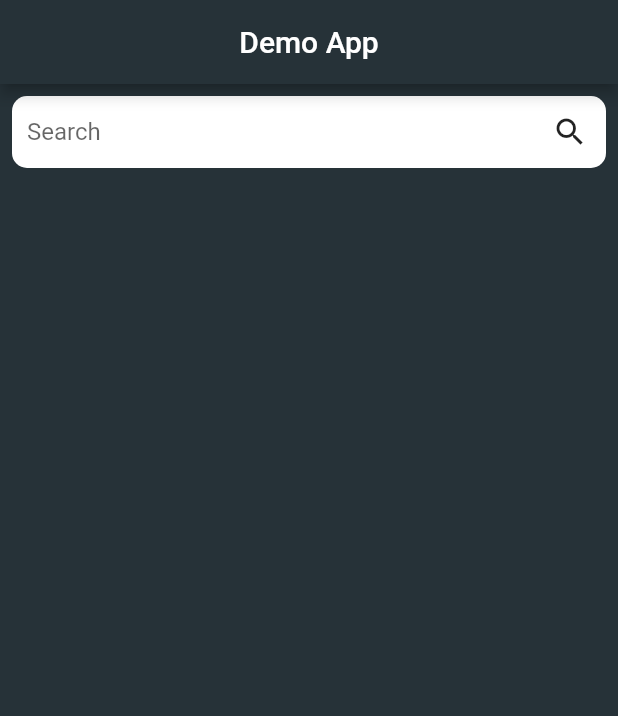
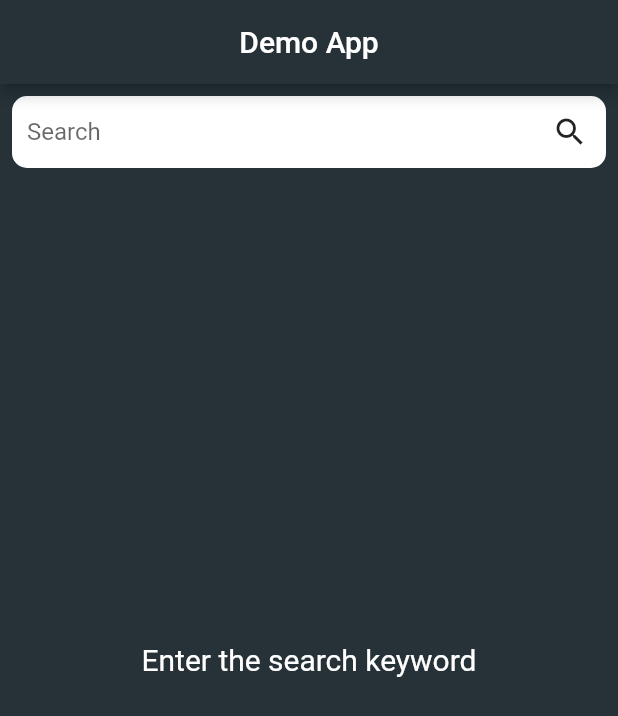
Before and after one commit to Adithyan2295/Excelledia, a Flutter app: the screen it shows after launch, on a phone screen of 412 x 824 dp. Shown: the top 716 px of the screen. Run offline on Flutter 3.47's test engine with Material 2 defaults, Android fonts, the phone set to English and light mode, and no system bars; drawn by our look-alikes of lazy_load_scrollview; our stand-ins replace photo_view.

Commit message:
Bug fixes and Ui Fine tune

```diff
--- a/lib/home/home.dart
+++ b/lib/home/home.dart
@@ -16,6 +16,8 @@ class _HomeState extends State<Home> {
   String photoViewUrl = "";
   int contentLength = 0;
   String value;
+
+  TextEditingController _controller = TextEditingController();
 
   @override
   void initState() {
@@ -46,9 +48,23 @@ class _HomeState extends State<Home> {
             listView(),
           ],
         ),
+        contentLength == 0 ? searchText() : Container(),
         photoView(),
         loadingIndicator(),
       ],
+    );
+  }
+
+  Widget searchText() {
+    return Align(
+      alignment: Alignment.center,
+      child: Text(
+        "Enter the search keyword",
+        style: TextStyle(
+          color: Colors.white,
+          fontSize: 20,
+        ),
+      ),
     );
   }
 
@@ -57,9 +73,9 @@ class _HomeState extends State<Home> {
     return Visibility(
       visible: ifDataLoading,
       child: Container(
-        color: Colors.white,
+        color: Colors.blueGrey.shade900,
         child: Center(
-          child: CircularProgressIndicator(),
+          child: CircularProgressIndicator(valueColor:AlwaysStoppedAnimation<Color>(Colors.white),),
         ),
       ),
     );
@@ -78,6 +94,8 @@ class _HomeState extends State<Home> {
           children: [
             Expanded(
               child: TextField(
+                controller: _controller,
+                textInputAction: TextInputAction.search,
                 decoration: InputDecoration(
                   border: InputBorder.none,
                   contentPadding: EdgeInsets.only(left: 10),
@@ -87,16 +105,15 @@ class _HomeState extends State<Home> {
                 onChanged: (value) {
                   this.value = value;
                 },
+                onSubmitted: (value) {
+                  onSubmitted();
+                },
               ),
             ),
             IconButton(
-              icon: Icon(Icons.search),
+              icon: Icon(contentLength == 0 ? Icons.search : Icons.cancel),
               onPressed: () {
-                FocusScope.of(context).requestFocus(FocusNode());
-                setState(() {
-                  ifDataLoading = true;
-                  getData(value);
-                });
+                contentLength == 0 ? onSubmitted() : clearSearch();
               },
             ),
           ],
@@ -124,6 +141,7 @@ class _HomeState extends State<Home> {
               itemBuilder: (context, index) {
                 return GestureDetector(
                   onTap: () {
+                    FocusScope.of(context).requestFocus(FocusNode());
                     setState(() {
                       photoViewCheck = true;
                       photoViewUrl = Singleton
@@ -150,7 +168,7 @@ class _HomeState extends State<Home> {
                               color: Colors.transparent,
                               borderRadius: BorderRadius.circular(10),
                             ),
-                            child: CircularProgressIndicator(),
+                            child: CircularProgressIndicator(valueColor:AlwaysStoppedAnimation<Color>(Colors.white),),
                           ),
                         );
                       },
@@ -166,43 +184,6 @@ class _HomeState extends State<Home> {
         ),
       ),
     );
-  }
-
-//Api call to get image
-  void getData(String keyword) async {
-    setState(() {
-      ifDataLoading = true;
-    });
-
-    ApiModel apiModel = ApiModel();
-    var getData = await apiModel.get(
-        'https://pixabay.com/api/?key=25624959-6b5754ac0b492f2cae36197a8&q=$keyword&image_type=photo');
-    print(keyword);
-    if (getData != false) {
-      Singleton.singleton.imageResults = imageResultsFromJson(getData.body);
-      if (Singleton.singleton.imageResults.hits.length > 5) {
-        contentLength = 5;
-      } else {
-        contentLength = Singleton.singleton.imageResults.hits.length;
-      }
-    }
-    Future.delayed(Duration(seconds: 2), () {
-      setState(() {
-        ifDataLoading = false;
-      });
-    });
-  }
-
-//lazy loading counter
-  void contentCounter() {
-    int totalLength = Singleton.singleton.imageResults.hits.length;
-    var temLength = contentLength + 5;
-    if (temLength > totalLength) {
-      contentLength = totalLength;
-    } else {
-      contentLength = temLength;
-    }
-    setState(() {});
   }
 
 //Photo view on Tapping Image
@@ -248,4 +229,59 @@ class _HomeState extends State<Home> {
       ),
     );
   }
+
+//Api call to get image
+  void getData(String keyword) async {
+    setState(() {
+      ifDataLoading = true;
+    });
+
+    ApiModel apiModel = ApiModel();
+    var getData = await apiModel.get(
+        'https://pixabay.com/api/?key=25624959-6b5754ac0b492f2cae36197a8&q=$keyword&image_type=photo');
+    print(keyword);
+    if (getData != false) {
+      Singleton.singleton.imageResults = imageResultsFromJson(getData.body);
+      if (Singleton.singleton.imageResults.hits.length > 5) {
+        contentLength = 5;
+      } else {
+        contentLength = Singleton.singleton.imageResults.hits.length;
+      }
+    }
+    Future.delayed(Duration(seconds: 2), () {
+      setState(() {
+        ifDataLoading = false;
+      });
+    });
+  }
+
+  void onSubmitted() {
+    FocusScope.of(context).requestFocus(FocusNode());
+    setState(() {
+      ifDataLoading = true;
+      getData(value);
+    });
+  }
+
+  void clearSearch() {
+    setState(() {
+      FocusScope.of(context).requestFocus(FocusNode());
+      contentLength = 0;
+      photoViewCheck = false;
+      photoViewUrl = "";
+      _controller.clear();
+    });
+  }
+
+//lazy loading counter
+  void contentCounter() {
+    int totalLength = Singleton.singleton.imageResults.hits.length;
+    var temLength = contentLength + 5;
+    if (temLength > totalLength) {
+      contentLength = totalLength;
+    } else {
+      contentLength = temLength;
+    }
+    setState(() {});
+  }
 }
```
Also changed, not shown: 1 other file.
